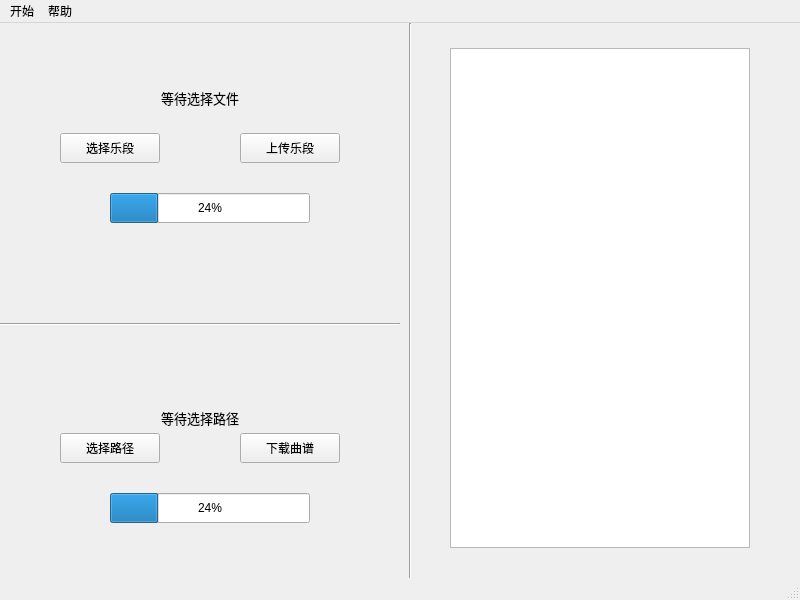
Old version of the form qt/GUI.ui in the repository zhaiyunfan/AMT-with-DeepSpeech-and-pyqt.
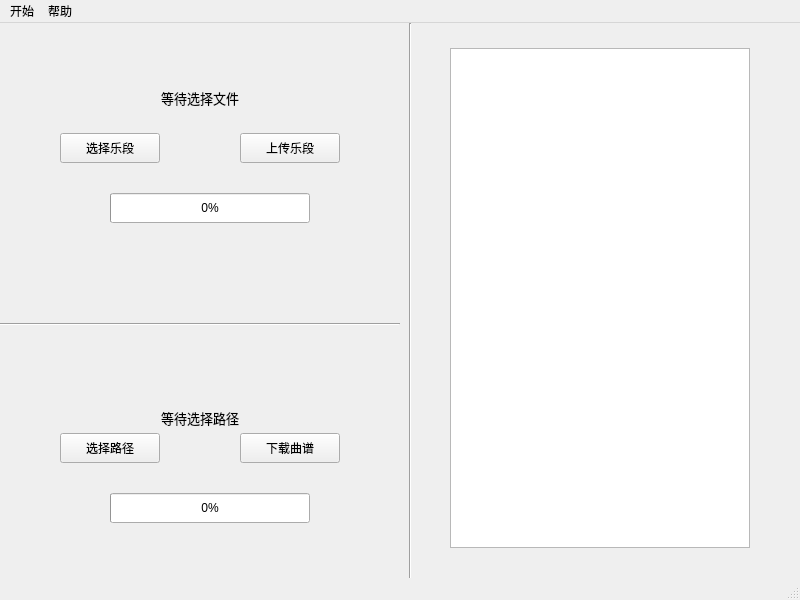
New version of the form.

```diff
--- a/qt/GUI.ui
+++ b/qt/GUI.ui
@@ -71,7 +71,7 @@
      </rect>
     </property>
     <property name="value">
-     <number>24</number>
+     <number>0</number>
     </property>
    </widget>
    <widget class="QLabel" name="downloadLabel">
@@ -105,7 +105,7 @@
      </rect>
     </property>
     <property name="value">
-     <number>24</number>
+     <number>0</number>
     </property>
    </widget>
    <widget class="QPushButton" name="upPushButton">
```
